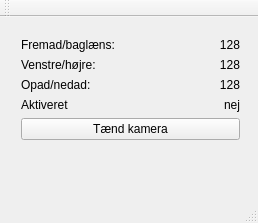
The window that RMC_Controller/mainwindow.ui (Rovmakercompetition/ROVMC) describes before a commit, drawn with Qt 5.
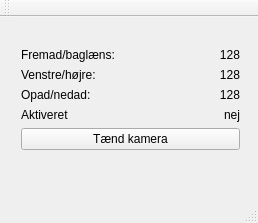
The same window after the commit. Icons and pictures are not drawn.

Commit message: Remove dropdown

The edit to the form file:
```diff
--- a/RMC_Controller/mainwindow.ui
+++ b/RMC_Controller/mainwindow.ui
@@ -44,9 +44,9 @@
     <property name="geometry">
      <rect>
       <x>10</x>
-      <y>10</y>
+      <y>20</y>
       <width>241</width>
-      <height>150</height>
+      <height>131</height>
      </rect>
     </property>
     <layout class="QFormLayout" name="formLayout">
@@ -120,9 +120,21 @@
      </item>
      <item row="4" column="0" colspan="2">
       <widget class="QPushButton" name="camButton">
+       <property name="cursor">
+        <cursorShape>PointingHandCursor</cursorShape>
+       </property>
+       <property name="layoutDirection">
+        <enum>Qt::LeftToRight</enum>
+       </property>
        <property name="text">
         <string>Tænd kamera</string>
        </property>
+       <property name="iconSize">
+        <size>
+         <width>16</width>
+         <height>16</height>
+        </size>
+       </property>
       </widget>
      </item>
     </layout>
```
